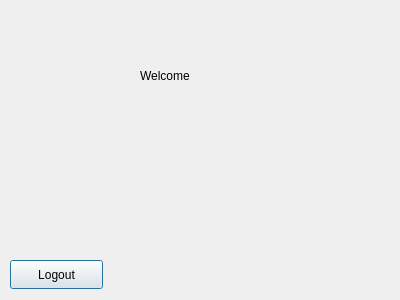
The window that CinemaProject/welcomewindow.ui (MennaZaid/Assignment-1) describes before a commit, drawn with Qt 5.
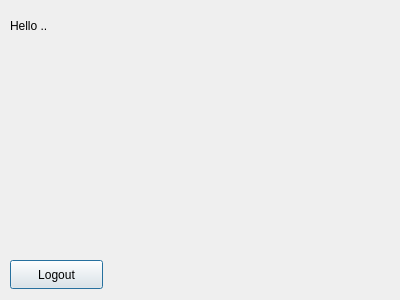
The same window after the commit.

Commit message: Added Registration, and welcome menu

```diff
--- a/CinemaProject/welcomewindow.ui
+++ b/CinemaProject/welcomewindow.ui
@@ -18,7 +18,7 @@
     <rect>
      <x>10</x>
      <y>40</y>
-     <width>331</width>
+     <width>371</width>
      <height>211</height>
     </rect>
    </property>
@@ -29,14 +29,14 @@
   <widget class="QLabel" name="welcome">
    <property name="geometry">
     <rect>
-     <x>140</x>
-     <y>60</y>
-     <width>81</width>
+     <x>10</x>
+     <y>10</y>
+     <width>381</width>
      <height>31</height>
     </rect>
    </property>
    <property name="text">
-    <string>Welcome</string>
+    <string>Hello ..</string>
    </property>
   </widget>
   <widget class="QPushButton" name="Logout">
```
The commit also changes 36 other files.
